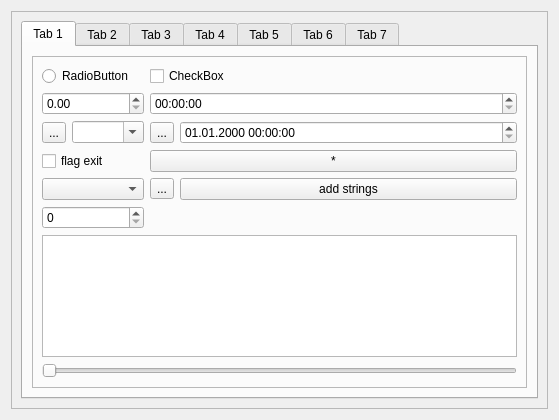
Before: the Qt Designer form Qt/my_programm/_For_tests/src/for_tests_mainbox/src/ui/for_tests_mainbox.ui in RinatB2017/mega_GIT, drawn with Qt 5.
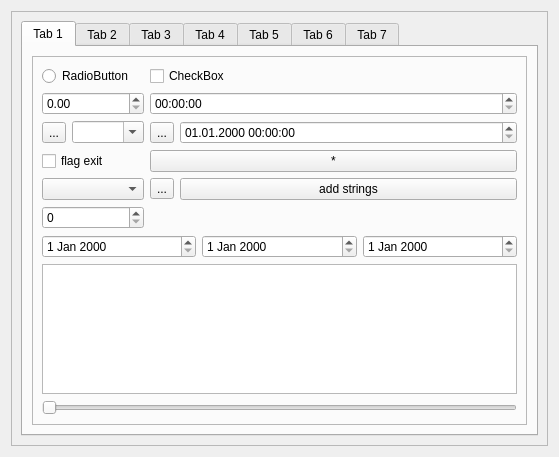
After: the same form once the commit is applied. The open tabs and pages were chosen to show the change. Icons and pictures are not drawn. Custom widgets are drawn as their Qt base class.

What changed in the file:
```diff
--- a/Qt/my_programm/_For_tests/src/for_tests_mainbox/src/ui/for_tests_mainbox.ui
+++ b/Qt/my_programm/_For_tests/src/for_tests_mainbox/src/ui/for_tests_mainbox.ui
@@ -7,7 +7,7 @@
     <x>0</x>
     <y>0</y>
     <width>559</width>
-    <height>420</height>
+    <height>457</height>
    </rect>
   </property>
   <layout class="QHBoxLayout" name="horizontalLayout">
@@ -147,6 +147,19 @@
                </item>
               </layout>
              </item>
+             <item>
+              <layout class="QHBoxLayout" name="horizontalLayout_4">
+               <item>
+                <widget class="QDateEdit" name="de_begin"/>
+               </item>
+               <item>
+                <widget class="QDateEdit" name="de_test"/>
+               </item>
+               <item>
+                <widget class="QDateEdit" name="de_end"/>
+               </item>
+              </layout>
+             </item>
              <item>
               <widget class="MyListWidget" name="listWidget"/>
              </item>
```
Left out of the diff: 15 changed lines with no effect on the pictures.
